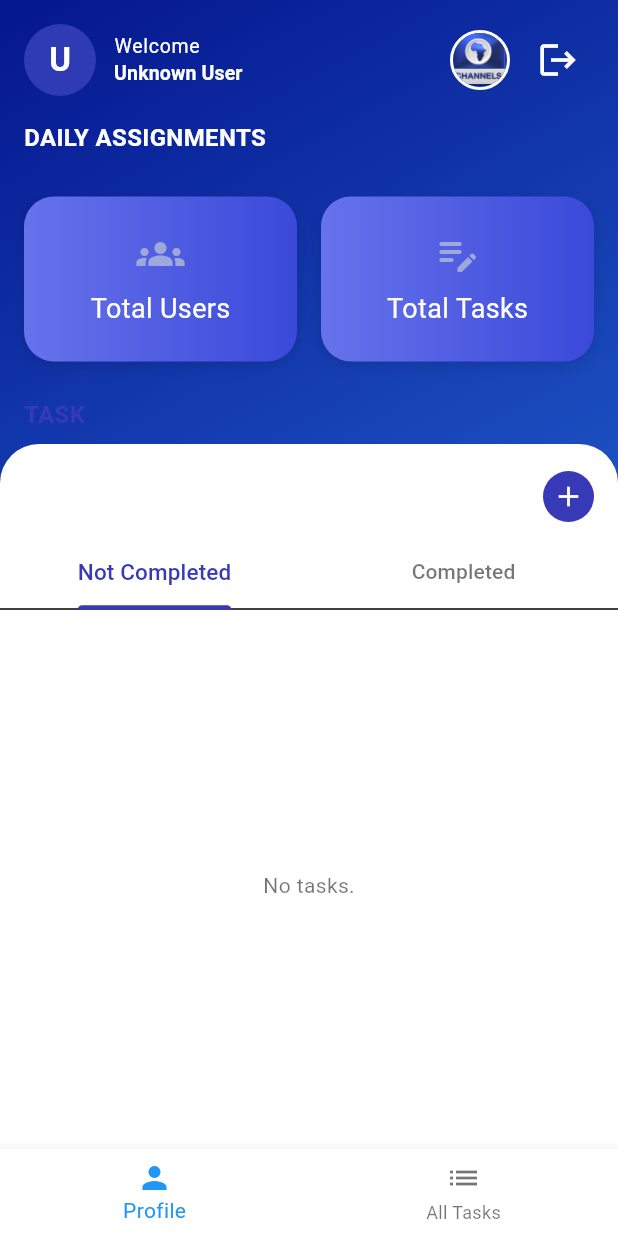
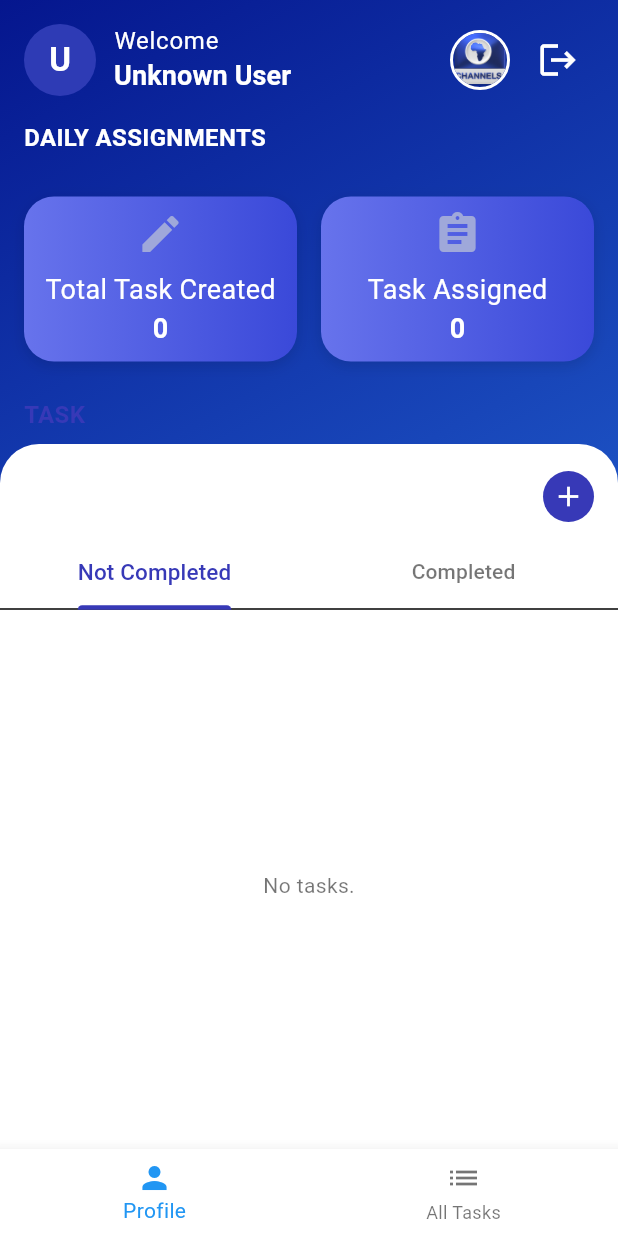
Before and after one commit to danielcyudoncy/task, a Flutter app: the HomeScreen screen opened by its route, on a phone screen of 412 x 824 dp. Run offline on Flutter 3.47's test engine with Material 3 defaults, Android fonts, the phone set to English and light mode, and no system bars; our stand-ins replace cloud_firestore, firebase_analytics, firebase_auth, firebase_core, firebase_messaging, flutter_animate and 9 more; accounts and stored records are empty.

Commit message:
user 1 screen updated

```diff
--- a/lib/utils/constants/app_strings.dart
+++ b/lib/utils/constants/app_strings.dart
@@ -16,4 +16,7 @@ class AppStrings {
   static const taskDetails = 'Task Details';
   static const close = 'Close';
   static const unknown = 'Unknown';
+  static const String totalTaskCreated = 'Total Task Created';
+  static const String taskAssigned = 'Task Assigned';
+  static const String unknownTask = 'Unknown Task';
 }
--- a/lib/views/home_screen.dart
+++ b/lib/views/home_screen.dart
@@ -1,6 +1,7 @@
 // views/home_screen.dart
 import 'package:flutter/material.dart';
 import 'package:get/get.dart';
+import 'package:intl/intl.dart';
 import '../controllers/auth_controller.dart';
 import '../controllers/task_controller.dart';
 import '../widgets/user_nav_bar.dart';
@@ -27,6 +28,8 @@ class _HomeScreenState extends State<HomeScreen>
   void initState() {
     super.initState();
     _tabController = TabController(length: 2, vsync: this);
+    taskController.fetchTasks();
+    taskController.fetchTaskCounts();
   }
 
   @override
@@ -74,8 +77,9 @@ class _HomeScreenState extends State<HomeScreen>
                                     ? userName[0].toUpperCase()
                                     : '?',
                                 style: TextStyle(
-                                  color:
-                                      isDark ? AppColors.primaryColor : Colors.white,
+                                  color: isDark
+                                      ? AppColors.primaryColor
+                                      : Colors.white,
                                   fontSize: 22,
                                   fontWeight: FontWeight.bold,
                                 ),
@@ -96,7 +100,7 @@ class _HomeScreenState extends State<HomeScreen>
                             style: theme.textTheme.labelMedium?.copyWith(
                               color: Colors.white,
                               fontWeight: FontWeight.w400,
-                              fontSize: 13,
+                              fontSize: 16,
                             ),
                           ),
                           Text(
@@ -104,7 +108,7 @@ class _HomeScreenState extends State<HomeScreen>
                             style: theme.textTheme.labelLarge?.copyWith(
                               color: Colors.white,
                               fontWeight: FontWeight.w700,
-                              fontSize: 13,
+                              fontSize: 18,
                             ),
                           ),
                         ],
@@ -159,17 +163,20 @@ class _HomeScreenState extends State<HomeScreen>
                 padding: const EdgeInsets.symmetric(horizontal: 16.0),
                 child: Row(
                   children: [
-                    _statCard(
-                      icon: Icons.groups,
-                      label: AppStrings.totalUsers,
-                      color: const Color(0xFF9FA8DA),
-                    ),
+                    Obx(() => _statCard(
+                          icon: Icons.create,
+                          label: AppStrings.totalTaskCreated,
+                          value:
+                              taskController.totalTaskCreated.value.toString(),
+                          color: const Color(0xFF9FA8DA),
+                        )),
                     const SizedBox(width: 16),
-                    _statCard(
-                      icon: Icons.edit_note_rounded,
-                      label: AppStrings.totalTasks,
-                      color: const Color(0xFF9FA8DA),
-                    ),
+                    Obx(() => _statCard(
+                          icon: Icons.assignment,
+                          label: AppStrings.taskAssigned,
+                          value: taskController.taskAssigned.value.toString(),
+                          color: const Color(0xFF9FA8DA),
+                        )),
                   ],
                 ),
               ),
@@ -255,19 +262,11 @@ class _HomeScreenState extends State<HomeScreen>
                       // TabBarView for not completed and completed tasks
                       Expanded(
                         child: Obx(() {
-                          final user = authController.currentUser;
-                          final userId = user?.uid;
                           final notCompletedTasks = taskController.tasks
-                              .where((t) =>
-                                  t.status != "Completed" &&
-                                  (t.assignedReporterId == userId ||
-                                      t.assignedCameramanId == userId))
+                              .where((t) => t.status != "Completed")
                               .toList();
                           final completedTasks = taskController.tasks
-                              .where((t) =>
-                                  t.status == "Completed" &&
-                                  (t.assignedReporterId == userId ||
-                                      t.assignedCameramanId == userId))
+                              .where((t) => t.status == "Completed")
                               .toList();
 
                           return TabBarView(
@@ -302,6 +301,7 @@ class _HomeScreenState extends State<HomeScreen>
   Widget _statCard({
     required IconData icon,
     required String label,
+    required String value,
     required Color color,
   }) {
     return Expanded(
@@ -327,6 +327,10 @@ class _HomeScreenState extends State<HomeScreen>
             Text(
               label,
               style: AppStyles.cardTitleStyle,
+            ),
+            Text(
+              value,
+              style: AppStyles.cardValueStyle,
             ),
           ],
         ),
@@ -399,10 +403,8 @@ class _TaskListTab extends StatelessWidget {
                   ),
                 ),
                 const SizedBox(height: 6),
-                Text(
-                  t.assignedReporterName ??
-                      t.assignedCameramanName ??
-                      AppStrings.unknownUser,
+               Text(
+                  "Due Date ${t.timestamp != null ? DateFormat('yyyy-MM-dd').format(t.timestamp!.toDate()) : 'N/A'}",
                   style: AppStyles.cardValueStyle.copyWith(
                     color: subTextColor,
                     fontSize: 13,
@@ -410,14 +412,7 @@ class _TaskListTab extends StatelessWidget {
                   ),
                 ),
                 const SizedBox(height: 6),
-                Text(
-                  "Due Date ${t.dueDate ?? 'N/A'}",
-                  style: AppStyles.cardValueStyle.copyWith(
-                    color: subTextColor,
-                    fontSize: 13,
-                    fontWeight: FontWeight.w400,
-                  ),
-                ),
+
                 const SizedBox(height: 8),
                 const Align(
                   alignment: Alignment.bottomRight,
--- a/lib/widgets/app_bar.dart
+++ b/lib/widgets/app_bar.dart
@@ -17,9 +17,9 @@ class AppBarWidget extends StatelessWidget {
         mainAxisAlignment: MainAxisAlignment.spaceBetween,
         children: [
           GestureDetector(
-            onTap: () => Get.back(),
+            onTap: () => Get.offAllNamed('/home'),
             child: Semantics(
-              label: "Back",
+              label: "Go to Home",
               button: true,
               child: Container(
                 padding: const EdgeInsets.all(6),
@@ -30,7 +30,7 @@ class AppBarWidget extends StatelessWidget {
                   shape: BoxShape.circle,
                 ),
                 child: Icon(
-                  Icons.arrow_back,
+                  Icons.home,
                   color: isDarkMode
                       ? Colors.white
                       : const Color(
```
Also changed, not shown: lib/controllers/task_controller.dart (+25 -8 lines), lib/views/all_task_screen.dart (+17 -9 lines), 4 other files.
